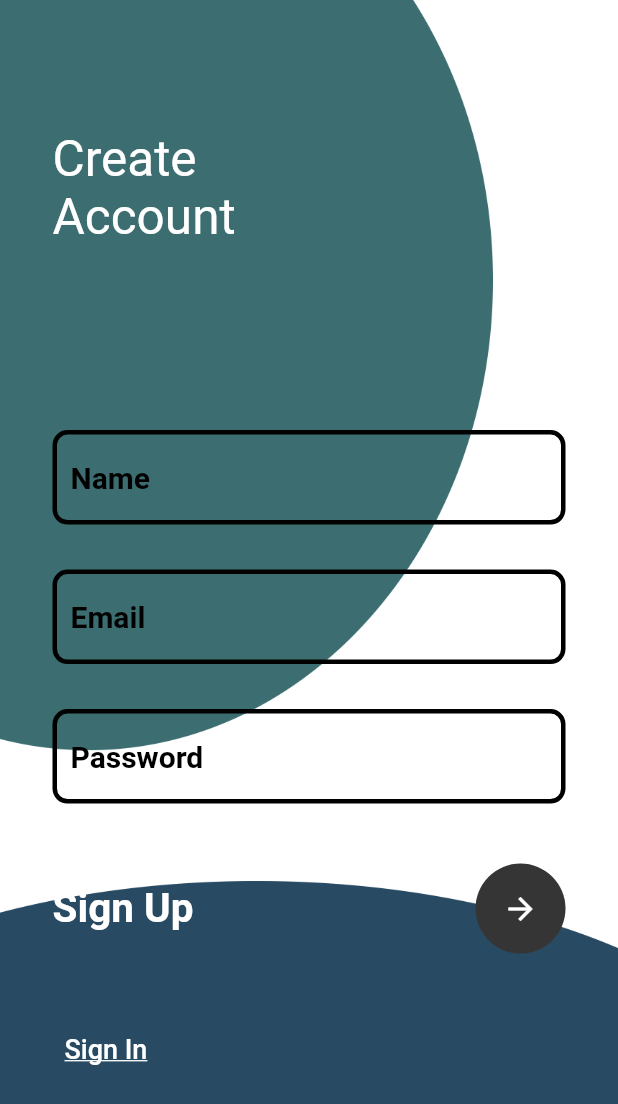
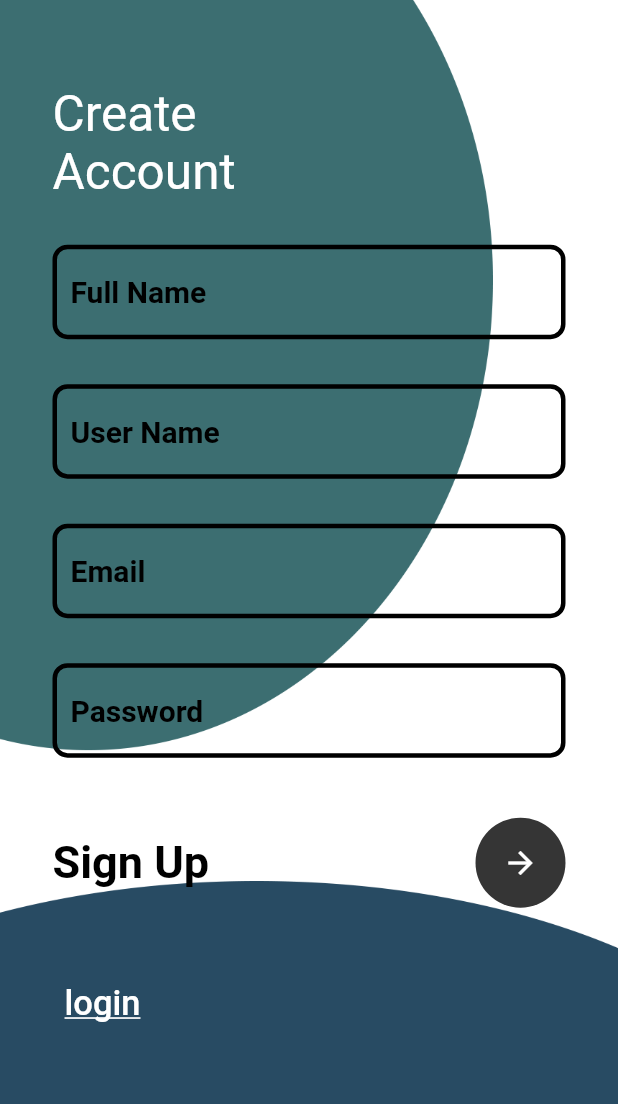
Before and after one commit to sthisfake/flutter-ground, a Flutter app: the SignUp screen opened directly, on a phone screen of 412 x 824 dp. Shown: the top 1104 px of the screen. Run offline on Flutter 3.47's test engine with Material 2 defaults, Android fonts, the phone set to English and light mode, and no system bars; our stand-ins replace google_fonts, shared_preferences; accounts and stored records are empty.

Commit message:
sign up finished

```diff
--- a/movie_app/lib/pages/sign_up.dart
+++ b/movie_app/lib/pages/sign_up.dart
@@ -28,7 +28,7 @@ class _SignUpState extends State<SignUp> {
         body: Stack(
           children: [
             Container(
-              padding: EdgeInsets.only(left: 35, top: 30),
+              padding: EdgeInsets.only(left: 35, bottom: 0),
               child: Text(
                 'Create\nAccount',
                 style: TextStyle(color: Colors.white, fontSize: 33),
@@ -37,7 +37,7 @@ class _SignUpState extends State<SignUp> {
             SingleChildScrollView(
               child: Container(
                 padding: EdgeInsets.only(
-                    top: MediaQuery.of(context).size.height * 0.28),
+                    top: MediaQuery.of(context).size.height * 0.13),
                 child: Column(
                   crossAxisAlignment: CrossAxisAlignment.start,
                   children: [
@@ -62,7 +62,35 @@ class _SignUpState extends State<SignUp> {
                                   borderSide:
                                       BorderSide(color: Colors.black, width: 5),
                                 ),
-                                hintText: "Name",
+                                hintText: "Full Name",
+                                hintStyle: TextStyle(
+                                    color: Color.fromARGB(255, 0, 0, 0),
+                                    fontSize: 20),
+                                border: OutlineInputBorder(
+                                  borderRadius: BorderRadius.circular(10),
+                                )),
+                          ),
+                          SizedBox(
+                            height: 30,
+                          ),
+                          TextField(
+                            style: TextStyle(
+                                color: Color.fromARGB(255, 0, 0, 0),
+                                fontSize: 20,
+                                fontWeight: FontWeight.bold),
+                            decoration: InputDecoration(
+                                enabledBorder: OutlineInputBorder(
+                                  borderRadius: BorderRadius.circular(10),
+                                  borderSide: BorderSide(
+                                      color: Color.fromARGB(255, 0, 0, 0),
+                                      width: 3),
+                                ),
+                                focusedBorder: OutlineInputBorder(
+                                  borderRadius: BorderRadius.circular(10),
+                                  borderSide:
+                                      BorderSide(color: Colors.black, width: 5),
+                                ),
+                                hintText: "User Name",
                                 hintStyle: TextStyle(
                                     color: Color.fromARGB(255, 0, 0, 0),
                                     fontSize: 20),
@@ -138,9 +166,9 @@ class _SignUpState extends State<SignUp> {
                               Text(
                                 'Sign Up',
                                 style: TextStyle(
-                                    color: Colors.white,
-                                    fontSize: 27,
-                                    fontWeight: FontWeight.w700),
+                                    color: Color.fromARGB(255, 0, 0, 0),
+                                    fontSize: 30,
+                                    fontWeight: FontWeight.bold),
                               ),
                               CircleAvatar(
                                 radius: 30,
@@ -165,12 +193,12 @@ class _SignUpState extends State<SignUp> {
                                   Navigator.pushNamed(context, 'login');
                                 },
                                 child: Text(
-                                  'Sign In',
+                                  'login',
                                   textAlign: TextAlign.left,
                                   style: TextStyle(
                                       decoration: TextDecoration.underline,
                                       color: Colors.white,
-                                      fontSize: 18),
+                                      fontSize: 23),
                                 ),
                                 style: ButtonStyle(),
                               ),
```
